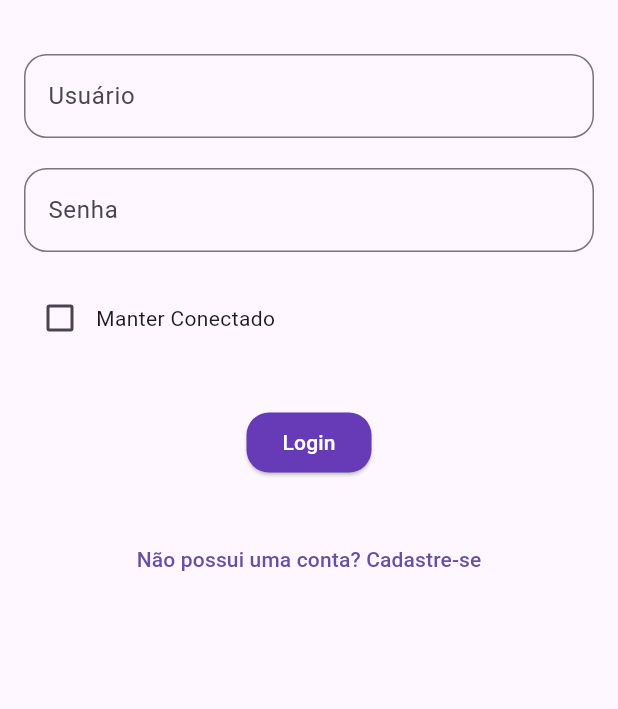
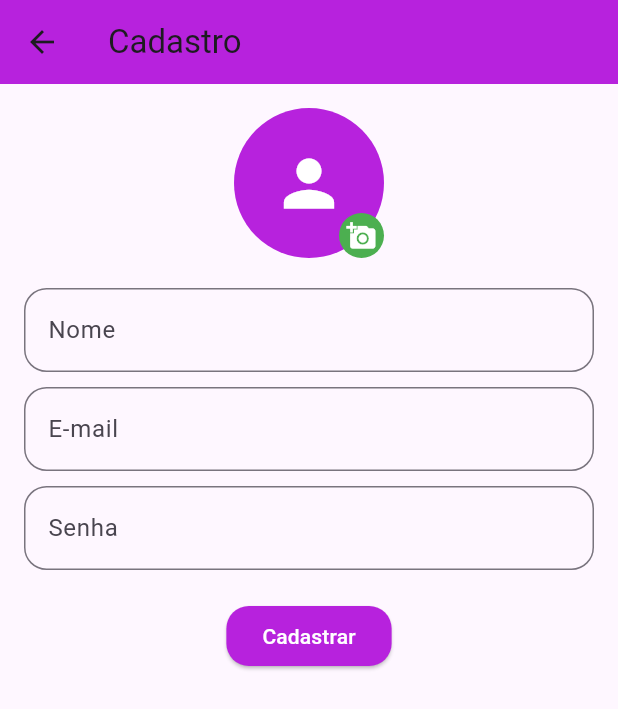
Before and after one commit to dbonfleur/app_controle_compras_mercado, a Flutter app: the LoginScreen screen opened directly, after a tap on "Não possui uma conta? Cadastre-se", on a phone screen of 412 x 824 dp. Shown: the top 709 px of the screen. Run offline on Flutter 3.47's test engine with Material 3 defaults, Android fonts, the phone set to English and light mode, and no system bars; our stand-ins replace equatable, flutter_bloc, image_picker, nested, shared_preferences, sqflite and 2 more; accounts and stored records are empty.

Commit message:
version 1.2
Realizado cadastro de usuario e arrumado a database do projeto

```diff
--- /dev/null
+++ b/app_controle_compras_mercado/lib/blocs/cadastro/cadastro_event.dart
@@ -0,0 +1,24 @@
+part of 'cadastro_bloc.dart';
+
+abstract class CadastroEvent extends Equatable {
+  const CadastroEvent();
+
+  @override
+  List<Object> get props => [];
+}
+
+class CadastroUser extends CadastroEvent {
+  final String nome;
+  final String email;
+  final String senha;
+  final File? imagem;
+  final BuildContext context;
+
+  const CadastroUser({
+    required this.nome,
+    required this.email,
+    required this.senha,
+    this.imagem,
+    required this.context,
+  });
+}
--- /dev/null
+++ b/app_controle_compras_mercado/lib/blocs/cadastro/cadastro_state.dart
@@ -0,0 +1,23 @@
+part of 'cadastro_bloc.dart';
+
+abstract class CadastroState extends Equatable {
+  const CadastroState();
+
+  @override
+  List<Object> get props => [];
+}
+
+class CadastroInitial extends CadastroState {}
+
+class CadastroLoading extends CadastroState {}
+
+class CadastroSuccess extends CadastroState {}
+
+class CadastroFailure extends CadastroState {
+  final String message;
+
+  const CadastroFailure(this.message);
+
+  @override
+  List<Object> get props => [message];
+}
--- a/app_controle_compras_mercado/lib/blocs/user/user_state.dart
+++ b/app_controle_compras_mercado/lib/blocs/user/user_state.dart
@@ -21,7 +21,7 @@ class UserInitial extends UserState {}
 class UserLoading extends UserState {}
 
 class UserSignedIn extends UserState {
-  final user_model.User user;
+  final User user;
 
   const UserSignedIn({required this.user});
 
--- a/app_controle_compras_mercado/lib/main.dart
+++ b/app_controle_compras_mercado/lib/main.dart
@@ -9,10 +9,12 @@ import 'package:nested/nested.dart';
 import 'package:sqflite_common_ffi/sqflite_ffi.dart';
 import 'package:sqflite_common_ffi_web/sqflite_ffi_web.dart';
 
+import 'blocs/cadastro/cadastro_bloc.dart';
 import 'blocs/theme/theme_bloc.dart';
 import 'blocs/theme/theme_state.dart';
 import 'blocs/user/user_bloc.dart';
 import 'repositories/user_repository.dart';
+import 'screens/cadastro_screen.dart';
 import 'services/database_helper.dart';
 
 void main() async {
@@ -45,7 +47,8 @@ class MercadoApp extends StatelessWidget {
             theme: state.themeData,
             initialRoute: '/',
             routes: {
-              '/': (context) => const LoginScreen()
+              '/': (context) => const LoginScreen(),
+              '/cadastro': (context) => const CadastroScreen(),
             },
           );
         },
@@ -64,6 +67,9 @@ class MercadoApp extends StatelessWidget {
       BlocProvider<AuthBloc>(
         create: (context) => AuthBloc(userRepository),
       ),
+      BlocProvider<CadastroBloc>(
+        create: (context) => CadastroBloc(),
+      ),
     ];
   }
 }
--- a/app_controle_compras_mercado/lib/repositories/user_repository.dart
+++ b/app_controle_compras_mercado/lib/repositories/user_repository.dart
@@ -1,6 +1,7 @@
 import 'package:sqflite/sqflite.dart';
 
 import '../models/user_model.dart' as user_model;
+import '../models/user_model.dart';
 import '../services/database_helper.dart';
 
 class UserRepository {
@@ -12,9 +13,10 @@ class UserRepository {
     return _database.db;
   }
 
-  Future<void> createUser(Map<String, dynamic> user) async {
+  Future<int> createUser(User user) async {
     final db = await database;
-    await db.insert('users', user, conflictAlgorithm: ConflictAlgorithm.replace);
+    final id = await db.insert('users', user.toMap());
+    return id;
   }
 
   Future<user_model.User?> getUserByEmail(String email) async {
--- /dev/null
+++ b/app_controle_compras_mercado/lib/screens/cadastro_screen.dart
@@ -0,0 +1,225 @@
+import 'dart:io';
+
+import 'package:flutter/material.dart';
+import 'package:flutter_bloc/flutter_bloc.dart';
+import 'package:image_picker/image_picker.dart';
+
+import '../blocs/cadastro/cadastro_bloc.dart';
+import '../blocs/theme/theme_bloc.dart';
+
+class CadastroScreen extends StatefulWidget {
+  const CadastroScreen({super.key});
+
+  @override
+  _CadastroScreenState createState() => _CadastroScreenState();
+}
+
+class _CadastroScreenState extends State<CadastroScreen> {
+  final TextEditingController _nomeController = TextEditingController();
+  final TextEditingController _emailController = TextEditingController();
+  final TextEditingController _senhaController = TextEditingController();
+
+  File? _imageFile;
+
+  Future<void> _pickImage() async {
+    final pickedFile = await ImagePicker().pickImage(source: ImageSource.gallery);
+
+    setState(() {
+      if (pickedFile != null) {
+        _imageFile = File(pickedFile.path);
+      }
+    });
+  }
+
+  void _removeImage() {
+    setState(() {
+      _imageFile = null;
+    });
+  }
+
+  bool _validateFields() {
+    final nome = _nomeController.text;
+    final email = _emailController.text;
+    final senha = _senhaController.text;
+
+    if (nome.isEmpty || email.isEmpty || senha.isEmpty) {
+      ScaffoldMessenger.of(context).showSnackBar(
+        const SnackBar(content: Text('Campos obrigatórios não preenchidos')),
+      );
+      return false;
+    }
+
+    if(!email.contains('@') || !email.contains('.com')) {
+      ScaffoldMessenger.of(context).showSnackBar(
+        const SnackBar(content: Text('E-mail inválido')),
+      );
+      return false;
+    }
+
+    if(senha.length < 6) {
+      ScaffoldMessenger.of(context).showSnackBar(
+        const SnackBar(content: Text('Senha deve ter no mínimo 6 caracteres')),
+      );
+      return false;
+    }
+
+    if(!senha.contains(RegExp(r'[0-9]'))) {
+      ScaffoldMessenger.of(context).showSnackBar(
+        const SnackBar(content: Text('Senha deve conter ao menos um número')),
+      );
+      return false;
+    }
+
+    if(!senha.contains(RegExp(r'[A-Z]'))) {
+      ScaffoldMessenger.of(context).showSnackBar(
+        const SnackBar(content: Text('Senha deve conter ao menos uma letra maiúscula')),
+      );
+      return false;
+    }
+
+    return true;
+  }
+
+  @override
+  Widget build(BuildContext context) {
+    return Scaffold(
+      appBar: AppBar(
+        title: Text('Cadastro'),
+      ),
+      body: Padding(
+        padding: const EdgeInsets.all(16.0),
+        child: Column(
+          children: [
+            Center(
+              child: Stack(
+                children: [
+                  CircleAvatar(
+                    radius: 50,
+                    backgroundImage: _imageFile != null ? FileImage(_imageFile!) : null,
+                    backgroundColor: _imageFile == null ? BlocProvider.of<ThemeBloc>(context).state.themeData.primaryColor : null,
+                    child: _imageFile == null
+                        ? const Icon(Icons.person, size: 50, color: Colors.white)
+                        : null,
+                  ),
+                  Positioned(
+                    bottom: 0,
+                    right: 0,
+                    child: Row(
+                      children: [
+                        if (_imageFile != null)
+                          InkWell(
+                            onTap: _removeImage,
+                            child: Container(
+                              padding: const EdgeInsets.all(5),
+                              decoration: const BoxDecoration(
+                                color: Colors.redAccent,
+                                shape: BoxShape.circle,
+                              ),
+                              child: const Icon(
+                                Icons.delete,
+                                size: 20,
+                                color: Colors.white,
+                              ),
+                            ),
+                          ),
+                        const SizedBox(width: 40),
+                        InkWell(
+                          onTap: _pickImage,
+                          child: Container(
+                            padding: const EdgeInsets.all(5),
+                            decoration: const BoxDecoration(
+                              color: Colors.green,
+                              shape: BoxShape.circle,
+                            ),
+                            child: const Icon(
+                              Icons.add_a_photo,
+                              size: 20,
+                              color: Colors.white,
+                            ),
+                          ),
+                        ),
+                      ],
+                    ),
+                  ),
+                ],
+              ),
+            ),
+            const SizedBox(height: 20),
+            TextField(
+              controller: _nomeController,
+              decoration: InputDecoration(
+                labelText: 'Nome',
+                border: OutlineInputBorder(borderRadius: BorderRadius.circular(15)),
+              ),
+              cursorColor: BlocProvider.of<ThemeBloc>(context).state.themeData.primaryColor,
+            ),
+            const SizedBox(height: 10),
+            TextField(
+              controller: _emailController,
+              decoration: InputDecoration(
+                labelText: 'E-mail',
+                border: OutlineInputBorder(borderRadius: BorderRadius.circular(15)),
+              ),
+              cursorColor: BlocProvider.of<ThemeBloc>(context).state.themeData.primaryColor,
+            ),
+            const SizedBox(height: 10),
+            TextField(
+              controller: _senhaController,
+              obscureText: true,
+              decoration: InputDecoration(
+                labelText: 'Senha',
+                border: OutlineInputBorder(borderRadius: BorderRadius.circular(15)),
+              ),
+              cursorColor: BlocProvider.of<ThemeBloc>(context).state.themeData.primaryColor,
+            ),
+            const SizedBox(height: 20),
+            BlocConsumer<CadastroBloc, CadastroState>(
+              listener: (context, state) {
+                if (state is CadastroSuccess) {
+                  Navigator.pop(context);
+                } else if (state is CadastroFailure) {
+                  ScaffoldMessenger.of(context).showSnackBar(
+                    SnackBar(content: Text(state.message)),
+                  );
+                }
+              },
+              builder: (context, state) {
+                if (state is CadastroLoading) {
+                  return const Center(
+                    child: SizedBox(
+                      width: 30,
+                      height: 30,
+                      child: CircularProgressIndicator(strokeWidth: 2.0),
+                    ),
+                  );
+                }
+                return ElevatedButton(
+                  onPressed: () {
+                    if(!_validateFields()) return;
+
+                    BlocProvider.of<CadastroBloc>(context).add(
+                      CadastroUser(
+                        nome: _nomeController.text,
+                        email: _emailController.text,
+                        senha: _senhaController.text,
+                        imagem: _imageFile,
+                        context: context,
+                      ),
+                    );
+                  },
+                  style: ElevatedButton.styleFrom(
+                    shape: RoundedRectangleBorder(
+                      borderRadius: BorderRadius.circular(15),
+                    ),
+                    backgroundColor: BlocProvider.of<ThemeBloc>(context).state.themeData.primaryColor,
+                  ),
+                  child: const Text('Cadastrar'),
+                );
+              },
+            ),
+          ],
+        ),
+      ),
+    );
+  }
+}
--- a/app_controle_compras_mercado/lib/screens/login_screen.dart
+++ b/app_controle_compras_mercado/lib/screens/login_screen.dart
@@ -23,8 +23,6 @@ class _LoginScreenState extends State<LoginScreen> {
         padding: const EdgeInsets.all(16.0),
         child: Column(
           children: [
-            // Image.asset('assets/images/logo.webp', height: 300),
-            const SizedBox(height: 20),
             TextField(
               controller: _usernameController,
               decoration: InputDecoration(
@@ -99,7 +97,7 @@ class _LoginScreenState extends State<LoginScreen> {
             const SizedBox(height: 30),
             TextButton(
               onPressed: () {
-                Navigator.pushNamed(context, '/register');
+                Navigator.pushNamed(context, '/cadastro');
               },
               child: const Text('Não possui uma conta? Cadastre-se'),
             ),
--- a/app_controle_compras_mercado/pubspec.yaml
+++ b/app_controle_compras_mercado/pubspec.yaml
@@ -38,12 +38,13 @@ dependencies:
   sqflite: ^2.4.1
   crypto: ^3.0.6
   sqflite_common_ffi: ^2.3.4+4
-  google_sign_in: ^6.2.2
   flutter_bloc: ^8.1.6
   equatable: ^2.0.7
   nested: ^1.0.0
   shared_preferences: ^2.3.4
   sqflite_common_ffi_web: ^0.4.5+4
+  image_picker: ^1.1.2
+  flutter_plugin_android_lifecycle: ^2.0.24
 
 dev_dependencies:
   flutter_test:
```
Also changed, not shown: app_controle_compras_mercado/lib/blocs/cadastro/cadastro_bloc.dart (added, +50 -0 lines), app_controle_compras_mercado/lib/blocs/user/user_bloc.dart (+2 -10 lines), app_controle_compras_mercado/lib/services/database_helper.dart (+18 -9 lines), app_controle_compras_mercado/pubspec.lock, 8 other files.
